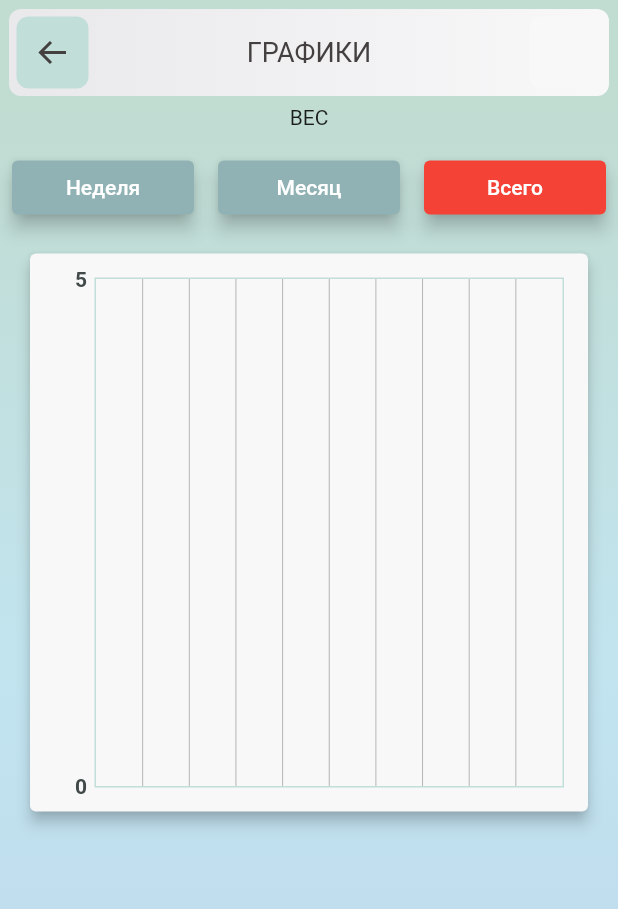
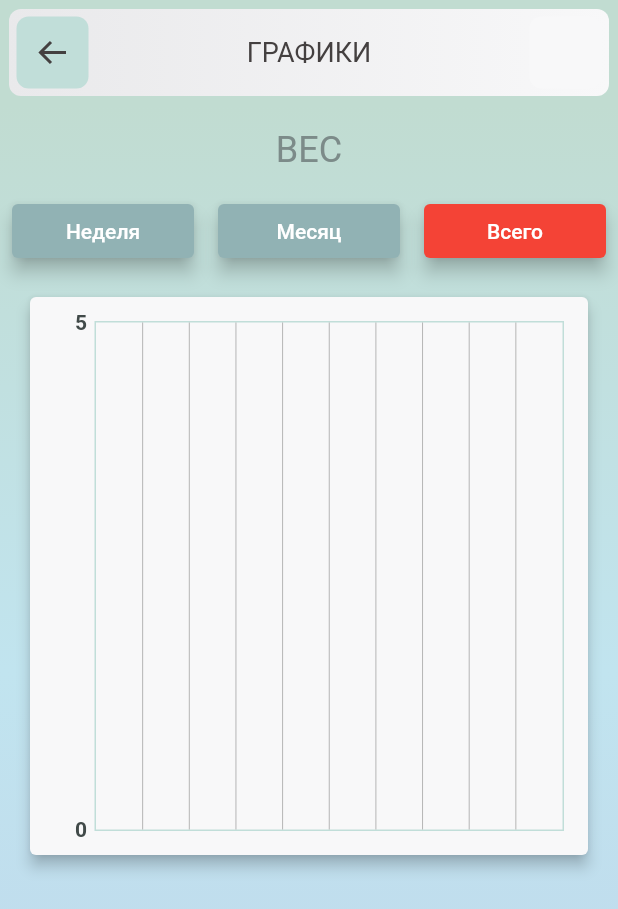
Before and after one commit to Graaggas/CtrlWeight, a Flutter app: the ChartsPage screen opened by its route, after a tap on "Неделя", after a tap on "Месяц", after a tap on "Всего", on a phone screen of 412 x 824 dp. Shown: the top 909 px of the screen. Run offline on Flutter 3.47's test engine with Material 2 defaults, Android fonts, the phone set to English and light mode, and no system bars; drawn by our look-alikes of fl_chart; our stand-ins replace adaptive_dialog, flutter_boxicons, get, getwidget, google_fonts, hive and 1 more; accounts and stored records are empty; generated files the repository leaves out were written again; Roboto replaces fonts that are missing (Play).

Commit message:
weight's done

```diff
--- a/lib/controllers/weightsController.dart
+++ b/lib/controllers/weightsController.dart
@@ -9,6 +9,7 @@ class WeightsController extends GetxController {
 
   var averAlldays = false.obs;
   var averSevenDays = false.obs;
+  var averMonth = false.obs;
 
   var weightsChartList = <WeightChart>[].obs;
 
@@ -35,6 +36,12 @@ class WeightsController extends GetxController {
   void changeAverAllDays(bool value) {
     print("CHANGING AVERALLDAYS = $value");
     averAlldays.value = value;
+    update();
+  }
+
+  void changeAverMonth(bool value) {
+    print("CHANGING AverMonth = $value");
+    averMonth.value = value;
     update();
   }
 
--- a/lib/misc/customAppBar.dart
+++ b/lib/misc/customAppBar.dart
@@ -1,8 +1,10 @@
 import 'package:adaptive_dialog/adaptive_dialog.dart';
+import 'package:ctrl_weight/controllers/weightsController.dart';
 import 'package:ctrl_weight/misc/colors.dart';
 import 'package:ctrl_weight/screens/add-values/add-value.dart';
 import 'package:flutter/material.dart';
 import 'package:flutter_boxicons/flutter_boxicons.dart';
+import 'package:get/get.dart';
 import 'package:google_fonts/google_fonts.dart';
 
 enum ChoosingTypeOfValue {
@@ -87,6 +89,10 @@ class MyCustomAppBar extends StatelessWidget implements PreferredSizeWidget {
                         color: colorTextIcons,
                       ),
                       onPressed: () {
+                        WeightsController weightsController = Get.find();
+                        weightsController.averAlldays.value = false;
+                        weightsController.averMonth.value = false;
+                        weightsController.averSevenDays.value = false;
                         Navigator.of(context).pop();
                         //Scaffold.of(context).openDrawer();
                       },
--- a/lib/misc/drawer.dart
+++ b/lib/misc/drawer.dart
@@ -47,7 +47,7 @@ class CustomDrawer extends StatelessWidget {
           ListTile(
             leading: Icon(Icons.list_alt),
             title: Text(
-              "ТАБЛИЦА ВЕСОВ",
+              "ВЕСА",
               style: TextStyle(
                 fontSize: 16,
               ),
@@ -60,7 +60,7 @@ class CustomDrawer extends StatelessWidget {
           ListTile(
             leading: Icon(Icons.list_alt),
             title: Text(
-              "ТАБЛИЦА ОБЪЕМОВ",
+              "ЗАМЕРЫ ОБЪЕМОВ",
               style: TextStyle(
                 fontSize: 16,
               ),
--- a/lib/screens/charts/charts_page.dart
+++ b/lib/screens/charts/charts_page.dart
@@ -5,6 +5,7 @@ import 'package:ctrl_weight/misc/customAppBar.dart';
 import 'package:ctrl_weight/screens/charts/components/chart_comp.dart';
 import 'package:flutter/material.dart';
 import 'package:get/get.dart';
+import 'package:google_fonts/google_fonts.dart';
 
 class ChartsPage extends StatefulWidget {
   const ChartsPage({Key key}) : super(key: key);
@@ -24,6 +25,7 @@ class _ChartsPageState extends State<ChartsPage> {
 
     WeightsController weightsController = Get.find();
     _pressedButtonAllDays = weightsController.averAlldays.value;
+    print("charts_page, _pressedButtonAllDays = $_pressedButtonAllDays");
 
     return SafeArea(
       child: Scaffold(
@@ -53,9 +55,15 @@ class _ChartsPageState extends State<ChartsPage> {
           child: SingleChildScrollView(
             child: Column(
               children: [
-                Text("ВЕС"),
-                SizedBox(
-                  height: 15,
+                Padding(
+                  padding: const EdgeInsets.all(16.0),
+                  child: Text(
+                    "ВЕС",
+                    style: GoogleFonts.play(
+                      color: colorTextInWhitePanels,
+                      fontSize: 24,
+                    ),
+                  ),
                 ),
                 Row(
                   children: [
@@ -80,12 +88,16 @@ class _ChartsPageState extends State<ChartsPage> {
                               if (_pressedButtonMonthDays) {
                                 _pressedButtonMonthDays =
                                     !_pressedButtonMonthDays;
+                                weightsController
+                                    .changeAverMonth(_pressedButtonMonthDays);
                               }
                               if (_pressedButtonAllDays) {
                                 _pressedButtonAllDays = !_pressedButtonAllDays;
                                 weightsController
                                     .changeAverAllDays(_pressedButtonAllDays);
                               }
+                              print(
+                                  "in setState: 7days = $_pressedButtonSevenDays");
                             });
                           },
                           child: Text("Неделя"),
@@ -106,6 +118,8 @@ class _ChartsPageState extends State<ChartsPage> {
                               if (!_pressedButtonMonthDays) {
                                 _pressedButtonMonthDays =
                                     !_pressedButtonMonthDays;
+                                weightsController
+                                    .changeAverMonth(_pressedButtonMonthDays);
                               }
 
                               if (_pressedButtonSevenDays) {
@@ -119,6 +133,8 @@ class _ChartsPageState extends State<ChartsPage> {
                                 weightsController
                                     .changeAverAllDays(_pressedButtonAllDays);
                               }
+                              print(
+                                  "in setState: month = $_pressedButtonMonthDays");
                             });
                           },
                           child: Text("Месяц"),
@@ -151,7 +167,11 @@ class _ChartsPageState extends State<ChartsPage> {
                               if (_pressedButtonMonthDays) {
                                 _pressedButtonMonthDays =
                                     !_pressedButtonMonthDays;
+                                weightsController
+                                    .changeAverMonth(_pressedButtonMonthDays);
                               }
+                              print(
+                                  "in setState: alldays = $_pressedButtonAllDays");
                             });
                           },
                           child: Text("Всего"),
--- a/lib/screens/charts/components/chart_comp.dart
+++ b/lib/screens/charts/components/chart_comp.dart
@@ -17,6 +17,45 @@ class ChartWeightWidget extends StatelessWidget {
 
   final List<BarChartGroupData> weightsList = [];
   double maxValueInWeights = 0.0;
+
+  void buildMonthChart(List<WeightChart> weightChart) {
+    var cuDay = weightChart.last.dateTime;
+    var currentDay = Jiffy(cuDay);
+
+    int index = 0;
+
+    var now = Jiffy(DateTime.now());
+    var firstOfMonth = now.subtract(days: 31);
+
+    for (int i = 0; i < weightChart.length; i++) {
+      var r = Jiffy(weightChart[i].dateTime);
+
+      if (r.isBetween(firstOfMonth, currentDay.add(days: 1))) {
+        weightsList.add(
+          BarChartGroupData(
+            x: index,
+            barRods: [
+              BarChartRodData(y: weightChart[i].weight, colors: [
+                colorBackgroindGradientStart,
+                colorBackgroindGradientStart
+              ])
+            ],
+            // showingTooltipIndicators: [0],
+          ),
+        );
+        index++;
+      }
+
+      // print("==> 14 => ${averageWeightFourteenDays.value}");
+    }
+    for (int i = 0; i < weightChart.length; i++) {
+      if (weightChart[i].weight >= maxValueInWeights) {
+        maxValueInWeights = weightChart[i].weight;
+      }
+    }
+
+    maxValueInWeights = maxValueInWeights + 5.0;
+  }
 
   void buildSevenDaysChart(List<WeightChart> weightChart) {
     var now = Jiffy(DateTime.now());
@@ -56,6 +95,7 @@ class ChartWeightWidget extends StatelessWidget {
 
   void buildAllDaysChart(List<WeightChart> weightChart) {
     for (int i = 0; i < weightChart.length; i++) {
+      print("--buildAllDaysChar: weight = ${weightChart[i].weight}");
       weightsList.add(
         BarChartGroupData(
           x: i,
@@ -88,6 +128,13 @@ class ChartWeightWidget extends StatelessWidget {
     if (weightsController.averSevenDays.value == true) {
       buildSevenDaysChart(weightChart);
     }
+    if (weightsController.averMonth.value == true) {
+      buildMonthChart(weightChart);
+    }
+
+    print("averalldays = ${weightsController.averAlldays.value}");
+    print("aver7days = ${weightsController.averSevenDays.value}");
+    print("averMonth = ${weightsController.averMonth.value}");
 
     return AspectRatio(
       aspectRatio: 1.7,
--- a/lib/screens/dashboard/components/panel.dart
+++ b/lib/screens/dashboard/components/panel.dart
@@ -33,7 +33,6 @@ class Panel extends StatelessWidget {
   @override
   Widget build(BuildContext context) {
     GlobalKey _keyWeight = GlobalKey();
-    print("!!!! ${valueOfFill.toString()}");
 
     // final futureCurrentValue = watch(typeOfProvider);
 
```
